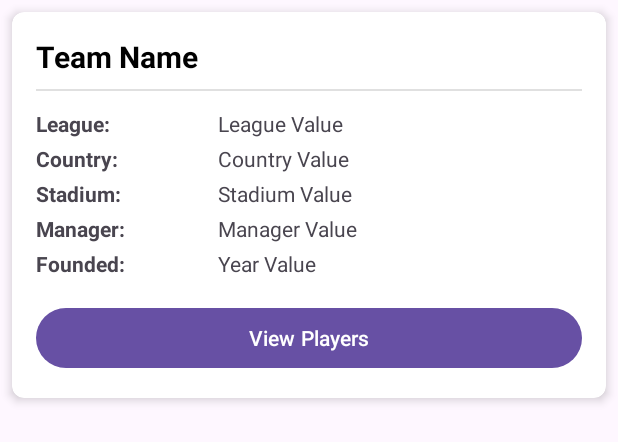
After one commit to dzmyctec/cleintside, an Android app: the layout team_item.xml on its own in the app's theme, with its tools: preview values and no code run, on a phone screen of 412 x 824 dp. The commit adds this screen. Shown: the top 442 px of the screen. Run offline under Robolectric (Android 15) with nearby library versions, the phone set to English and light mode, and no system bars.

Commit message:
view players from get teams

```diff
--- a/app/src/main/java/com/example/helloworldretroclient/Player.java
+++ b/app/src/main/java/com/example/helloworldretroclient/Player.java
@@ -10,5 +10,4 @@ public class Player {
     public int appearances;
     public String nationality;
     public int teamId;
-    public Team team;
 }
--- a/app/src/main/java/com/example/helloworldretroclient/Team.java
+++ b/app/src/main/java/com/example/helloworldretroclient/Team.java
@@ -1,4 +1,6 @@
 package com.example.helloworldretroclient;
+
+import java.util.List;
 
 public class Team {
     public int teamId;
@@ -8,4 +10,5 @@ public class Team {
     public int foundedYear;
     public String stadium;
     public String manager;
+    public List<Player> players;  // List of players associated with the team
 }
--- /dev/null
+++ b/app/src/main/res/layout/team_item.xml
@@ -0,0 +1,162 @@
+<?xml version="1.0" encoding="utf-8"?>
+<androidx.cardview.widget.CardView
+    xmlns:android="http://schemas.android.com/apk/res/android"
+    xmlns:app="http://schemas.android.com/apk/res-auto"
+    android:layout_width="match_parent"
+    android:layout_height="wrap_content"
+    android:layout_margin="8dp"
+    app:cardCornerRadius="8dp"
+    app:cardElevation="4dp">
+
+    <LinearLayout
+        android:layout_width="match_parent"
+        android:layout_height="wrap_content"
+        android:orientation="vertical"
+        android:padding="16dp">
+
+        <TextView
+            android:id="@+id/teamName"
+            android:layout_width="match_parent"
+            android:layout_height="wrap_content"
+            android:textSize="20sp"
+            android:textStyle="bold"
+            android:textColor="#000000"
+            android:paddingBottom="8dp"
+            android:text="Team Name" />
+
+        <View
+            android:layout_width="match_parent"
+            android:layout_height="1dp"
+            android:background="#E0E0E0"
+            android:layout_marginBottom="8dp"/>
+
+        <!-- League Row -->
+        <LinearLayout
+            android:layout_width="match_parent"
+            android:layout_height="wrap_content"
+            android:orientation="horizontal"
+            android:layout_marginTop="4dp">
+
+            <TextView
+                android:layout_width="0dp"
+                android:layout_weight="1"
+                android:layout_height="wrap_content"
+                android:textSize="14sp"
+                android:textStyle="bold"
+                android:text="League:" />
+
+            <TextView
+                android:id="@+id/teamLeague"
+                android:layout_width="0dp"
+                android:layout_weight="2"
+                android:layout_height="wrap_content"
+                android:textSize="14sp"
+                android:text="League Value" />
+        </LinearLayout>
+
+        <!-- Country Row -->
+        <LinearLayout
+            android:layout_width="match_parent"
+            android:layout_height="wrap_content"
+            android:orientation="horizontal"
+            android:layout_marginTop="4dp">
+
+            <TextView
+                android:layout_width="0dp"
+                android:layout_weight="1"
+                android:layout_height="wrap_content"
+                android:textSize="14sp"
+                android:textStyle="bold"
+                android:text="Country:" />
+
+            <TextView
+                android:id="@+id/teamCountry"
+                android:layout_width="0dp"
+                android:layout_weight="2"
+                android:layout_height="wrap_content"
+                android:textSize="14sp"
+                android:text="Country Value" />
+        </LinearLayout>
+
+        <!-- Stadium Row -->
+        <LinearLayout
+            android:layout_width="match_parent"
+            android:layout_height="wrap_content"
+            android:orientation="horizontal"
+            android:layout_marginTop="4dp">
+
+            <TextView
+                android:layout_width="0dp"
+                android:layout_weight="1"
+                android:layout_height="wrap_content"
+                android:textSize="14sp"
+                android:textStyle="bold"
+                android:text="Stadium:" />
+
+            <TextView
+                android:id="@+id/teamStadium"
+                android:layout_width="0dp"
+                android:layout_weight="2"
+                android:layout_height="wrap_content"
+                android:textSize="14sp"
+                android:text="Stadium Value" />
+        </LinearLayout>
+
+        <!-- Manager Row -->
+        <LinearLayout
+            android:layout_width="match_parent"
+            android:layout_height="wrap_content"
+            android:orientation="horizontal"
+            android:layout_marginTop="4dp">
+
+            <TextView
+                android:layout_width="0dp"
+                android:layout_weight="1"
+                android:layout_height="wrap_content"
+                android:textSize="14sp"
+                android:textStyle="bold"
+                android:text="Manager:" />
+
+            <TextView
+                android:id="@+id/teamManager"
+                android:layout_width="0dp"
+                android:layout_weight="2"
+                android:layout_height="wrap_content"
+                android:textSize="14sp"
+                android:text="Manager Value" />
+        </LinearLayout>
+
+        <!-- Founded Year Row -->
+        <LinearLayout
+            android:layout_width="match_parent"
+            android:layout_height="wrap_content"
+            android:orientation="horizontal"
+            android:layout_marginTop="4dp">
+
+            <TextView
+                android:layout_width="0dp"
+                android:layout_weight="1"
+                android:layout_height="wrap_content"
+                android:textSize="14sp"
+                android:textStyle="bold"
+                android:text="Founded:" />
+
+            <TextView
+                android:id="@+id/teamFoundedYear"
+                android:layout_width="0dp"
+                android:layout_weight="2"
+                android:layout_height="wrap_content"
+                android:textSize="14sp"
+                android:text="Year Value" />
+        </LinearLayout>
+
+        <!-- View Players Button -->
+        <Button
+            android:id="@+id/viewPlayersButton"
+            android:layout_width="match_parent"
+            android:layout_height="wrap_content"
+            android:layout_marginTop="16dp"
+            android:text="View Players"
+            android:textAllCaps="false" />
+    </LinearLayout>
+</androidx.cardview.widget.CardView>
```
Also changed, not shown: app/src/main/java/com/example/helloworldretroclient/MainActivity.java (+98 -7 lines), app/src/main/java/com/example/helloworldretroclient/PlayerApiService.java (+10 -0 lines), app/src/main/java/com/example/helloworldretroclient/TeamAdapter.java (added, +74 -0 lines), app/src/main/res/layout/activity_main.xml (+32 -0 lines), app/src/main/res/layout/player_item.xml (deleted, +0 -32 lines).
